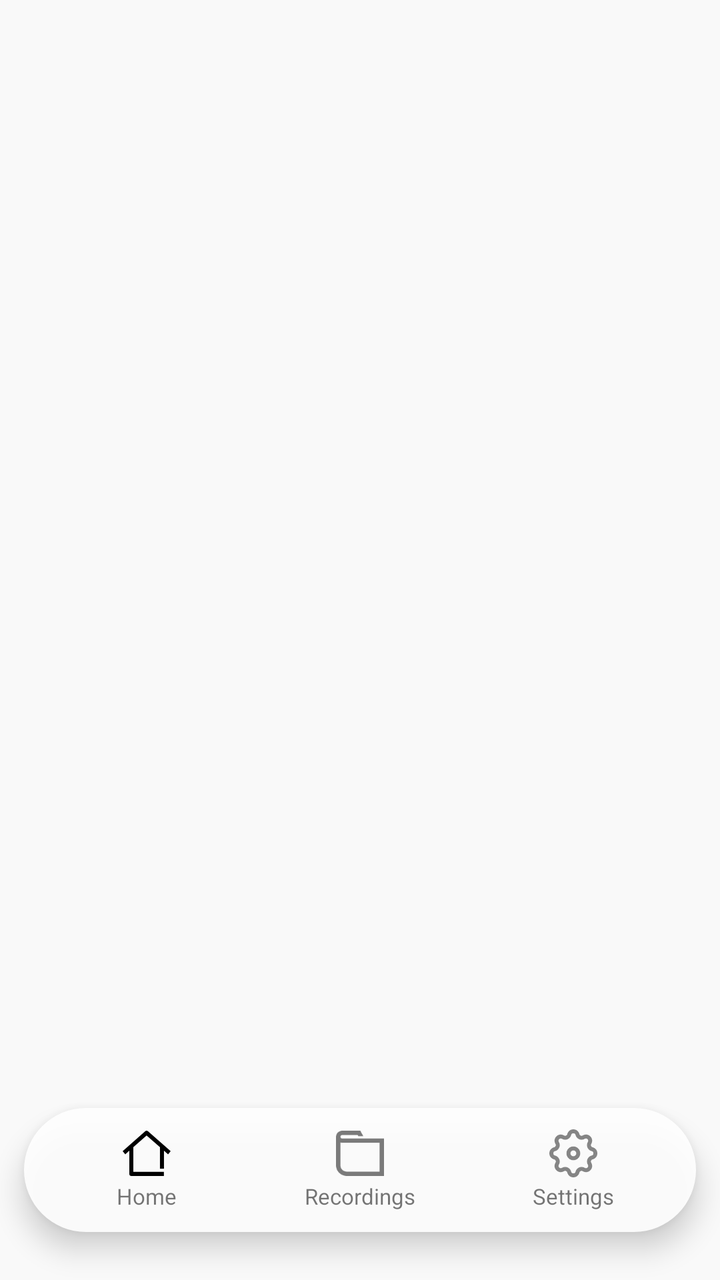
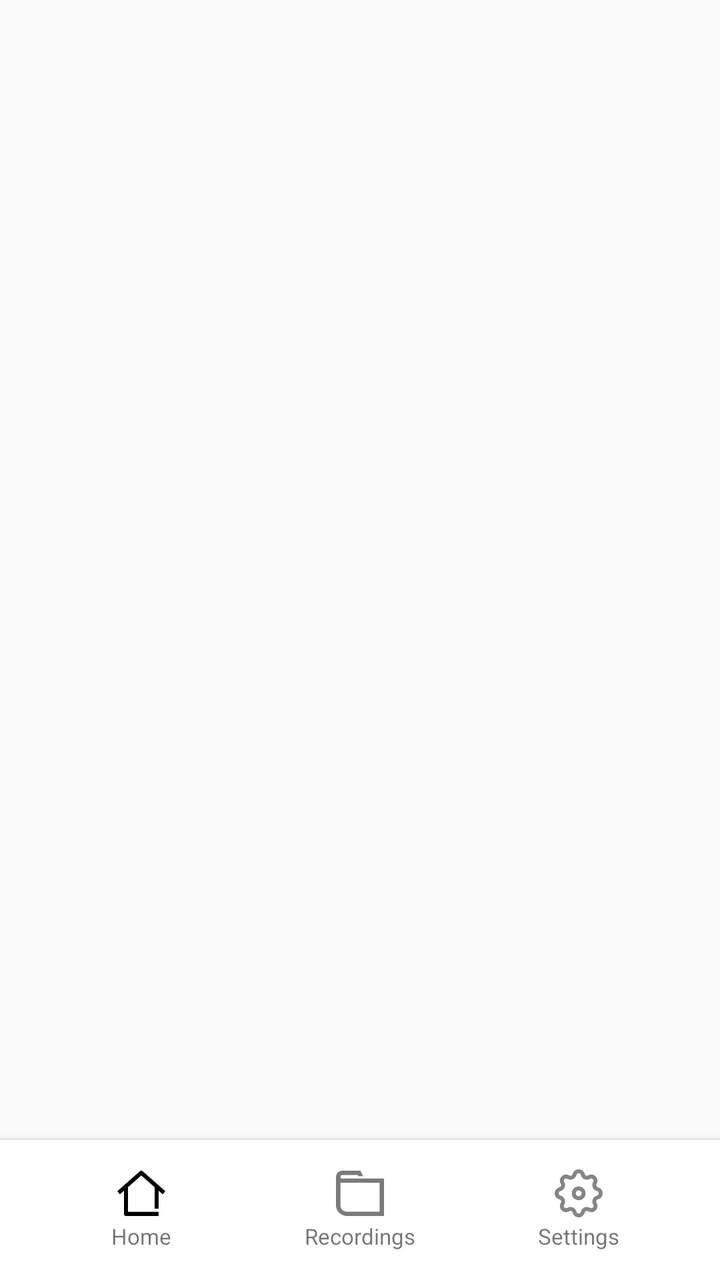

An Android layout rendered at two revisions. The XML below is the earlier revision; the diff shows what the commit changed to produce the second picture.
<!-- AndroidManifest.xml: application theme Theme.PlaudBridge -->
<!-- res/layout/activity_main.xml -->
<?xml version="1.0" encoding="utf-8"?>
<FrameLayout xmlns:android="http://schemas.android.com/apk/res/android"
    android:layout_width="match_parent"
    android:layout_height="match_parent"
    android:background="@color/bg_primary">

    
    <FrameLayout
        android:id="@+id/fragmentContainer"
        android:layout_width="match_parent"
        android:layout_height="match_parent" />

    
    <LinearLayout
        android:id="@+id/tabBar"
        android:layout_width="336dp"
        android:layout_height="62dp"
        android:layout_gravity="bottom|center_horizontal"
        android:layout_marginBottom="24dp"
        android:background="@drawable/bg_floating_tab"
        android:elevation="8dp"
        android:gravity="center"
        android:orientation="horizontal"
        android:paddingStart="8dp"
        android:paddingEnd="8dp">

        
        <LinearLayout
            android:id="@+id/tabHome"
            android:layout_width="0dp"
            android:layout_height="54dp"
            android:layout_weight="1"
            android:layout_margin="2dp"
            android:gravity="center"
            android:orientation="vertical">

            <ImageView
                android:id="@+id/tabHomeIcon"
                android:layout_width="24dp"
                android:layout_height="24dp"
                android:contentDescription="Home"
                android:src="@drawable/ic_home" />

            <TextView
                android:id="@+id/tabHomeLabel"
                android:layout_width="wrap_content"
                android:layout_height="wrap_content"
                android:layout_marginTop="2dp"
                android:fontFamily="sans-serif"
                android:text="Home"
                android:textSize="11sp" />
        </LinearLayout>

        
        <LinearLayout
            android:id="@+id/tabRecordings"
            android:layout_width="0dp"
            android:layout_height="54dp"
            android:layout_weight="1"
            android:layout_margin="2dp"
            android:gravity="center"
            android:orientation="vertical">

            <ImageView
                android:id="@+id/tabRecordingsIcon"
                android:layout_width="24dp"
                android:layout_height="24dp"
                android:contentDescription="Recordings"
                android:src="@drawable/ic_files" />

            <TextView
                android:id="@+id/tabRecordingsLabel"
                android:layout_width="wrap_content"
                android:layout_height="wrap_content"
                android:layout_marginTop="2dp"
                android:fontFamily="sans-serif"
                android:text="Recordings"
                android:textSize="11sp" />
        </LinearLayout>

        
        <LinearLayout
            android:id="@+id/tabSettings"
            android:layout_width="0dp"
            android:layout_height="54dp"
            android:layout_weight="1"
            android:layout_margin="2dp"
            android:gravity="center"
            android:orientation="vertical">

            <ImageView
                android:id="@+id/tabSettingsIcon"
                android:layout_width="24dp"
                android:layout_height="24dp"
                android:contentDescription="Settings"
                android:src="@drawable/ic_settings" />

            <TextView
                android:id="@+id/tabSettingsLabel"
                android:layout_width="wrap_content"
                android:layout_height="wrap_content"
                android:layout_marginTop="2dp"
                android:fontFamily="sans-serif"
                android:text="Settings"
                android:textSize="11sp" />
        </LinearLayout>
    </LinearLayout>

</FrameLayout>
<!-- resources referenced by this layout -->
<resources>
  <color name="bg_primary">#F9F9F9</color>
  <!-- drawable bg_floating_tab (drawable) -->
  <?xml version="1.0" encoding="utf-8"?>
  <shape xmlns:android="http://schemas.android.com/apk/res/android"
      android:shape="rectangle">
      <solid android:color="@color/tab_bar_white" />
      <corners android:radius="31dp" />
  </shape>
  <!-- drawable ic_files (drawable) -->
  <?xml version="1.0" encoding="utf-8"?>
  <vector xmlns:android="http://schemas.android.com/apk/res/android"
      android:width="17dp"
      android:height="16dp"
      android:viewportWidth="16.543"
      android:viewportHeight="15.8994">
      <path
          android:pathData="M8.59082,0.396484L9.39453,1.89648H7.69238L7.48047,1.5H2.11719C1.77645,1.50041 1.5,1.77733 1.5,2.11816C1.50031,2.45217 1.76617,2.72267 2.09766,2.7334H16.543V15.8994H3.75C1.67915,15.8992 9.34528e-05,14.2203 0,12.1494V2.15723H0.00195312C0.00171407,2.14422 3.57763e-06,2.13122 0,2.11816C0,0.948907 0.948026,0.000406682 2.11719,0H8.37891L8.59082,0.396484ZM1.5,12.1494C1.50009,13.3919 2.50758,14.3992 3.75,14.3994H15.043V4.2334H7.92969V4.23535H2.11719C2.10413,4.23535 2.09113,4.23364 2.07812,4.2334H2.07617C2.01791,4.23339 1.96033,4.22968 1.90332,4.22461C1.90071,4.22435 1.89812,4.22391 1.89551,4.22363C1.75967,4.21102 1.62715,4.18609 1.5,4.14941V12.1494Z"
          android:fillColor="#7A7A7A" />
  </vector>
  <!-- drawable ic_home (drawable) -->
  <?xml version="1.0" encoding="utf-8"?>
  <vector xmlns:android="http://schemas.android.com/apk/res/android"
      android:width="18dp"
      android:height="17dp"
      android:viewportWidth="17.9746"
      android:viewportHeight="16.5001">
      <path
          android:pathData="M8.47363,0.180716C8.75374,-0.0594824 9.16727,-0.0603397 9.44824,0.178763L17.9746,7.44536L17.002,8.58697L15.4658,7.2774V13.8399H13.9658V5.99908L8.96289,1.73638L3.99414,5.9981V15.0001H15.4375V16.5001H3.24414C2.82993,16.5001 2.49414,16.1643 2.49414,15.7501V7.28423L0.976562,8.58599L0,7.44732L8.47363,0.180716Z"
          android:fillColor="#000000" />
  </vector>
  <!-- drawable ic_settings: vector/xml drawable (drawable, 2565 chars, omitted) -->
  <style name="Theme.PlaudBridge" parent="Theme.MaterialComponents.Light.NoActionBar">
          <item name="colorPrimary">#1F1F1F</item>
          <item name="colorPrimaryVariant">#1F1F1F</item>
          <item name="colorOnPrimary">#FFFFFF</item>
          <item name="colorSecondary">#6CAE85</item>
          <item name="colorOnSecondary">#FFFFFF</item>
          <item name="android:windowBackground">@color/bg_primary</item>
          <item name="android:statusBarColor">@color/bg_primary</item>
          <item name="android:windowLightStatusBar">true</item>
          <item name="windowActionBar">false</item>
          <item name="windowNoTitle">true</item>
      </style>
  <color name="tab_bar_white">#E6FFFFFF</color>
</resources>

<!-- the commit's change to res/layout/activity_main.xml (unified diff, before → after) -->
@@ -1,109 +1,124 @@
 <?xml version="1.0" encoding="utf-8"?>
-<FrameLayout xmlns:android="http://schemas.android.com/apk/res/android"
+<androidx.coordinatorlayout.widget.CoordinatorLayout xmlns:android="http://schemas.android.com/apk/res/android"
+    xmlns:app="http://schemas.android.com/apk/res-auto"
+    android:id="@+id/mainRoot"
     android:layout_width="match_parent"
     android:layout_height="match_parent"
     android:background="@color/bg_primary">
 
-    
-    <FrameLayout
-        android:id="@+id/fragmentContainer"
+    <LinearLayout
         android:layout_width="match_parent"
-        android:layout_height="match_parent" />
+        android:layout_height="match_parent"
+        android:orientation="vertical">
 
-    
-    <LinearLayout
-        android:id="@+id/tabBar"
-        android:layout_width="336dp"
-        android:layout_height="62dp"
-        android:layout_gravity="bottom|center_horizontal"
-        android:layout_marginBottom="24dp"
-        android:background="@drawable/bg_floating_tab"
-        android:elevation="8dp"
-        android:gravity="center"
-        android:orientation="horizontal"
-        android:paddingStart="8dp"
-        android:paddingEnd="8dp">
+        
+        <FrameLayout
+            android:id="@+id/fragmentContainer"
+            android:layout_width="match_parent"
+            android:layout_height="0dp"
+            android:layout_weight="1" />
+
+        <View
+            android:layout_width="match_parent"
+            android:layout_height="1dp"
+            android:background="@color/separator" />
 
         
         <LinearLayout
-            android:id="@+id/tabHome"
-            android:layout_width="0dp"
-            android:layout_height="54dp"
-            android:layout_weight="1"
-            android:layout_margin="2dp"
+            android:id="@+id/tabBar"
+            android:layout_width="match_parent"
+            android:layout_height="wrap_content"
+            android:background="@color/white"
+            android:baselineAligned="false"
+            android:elevation="8dp"
             android:gravity="center"
-            android:orientation="vertical">
+            android:orientation="horizontal"
+            android:paddingStart="16dp"
+            android:paddingTop="6dp"
+            android:paddingEnd="16dp"
+            android:paddingBottom="6dp">
 
-            <ImageView
-                android:id="@+id/tabHomeIcon"
-                android:layout_width="24dp"
-                android:layout_height="24dp"
-                android:contentDescription="Home"
-                android:src="@drawable/ic_home" />
+            
+            <LinearLayout
+                android:id="@+id/tabHome"
+                android:layout_width="0dp"
+                android:layout_height="54dp"
+                android:layout_margin="2dp"
+                android:layout_weight="1"
+                android:gravity="center"
+                android:orientation="vertical">
 
-            <TextView
-                android:id="@+id/tabHomeLabel"
-                android:layout_width="wrap_content"
-                android:layout_height="wrap_content"
-                android:layout_marginTop="2dp"
-                android:fontFamily="sans-serif"
-                android:text="Home"
-                android:textSize="11sp" />
-        </LinearLayout>
+                <ImageView
+                    android:id="@+id/tabHomeIcon"
+                    android:layout_width="24dp"
+                    android:layout_height="24dp"
+                    android:contentDescription="@null"
+                    android:src="@drawable/ic_home" />
 
-        
-        <LinearLayout
-            android:id="@+id/tabRecordings"
-            android:layout_width="0dp"
-            android:layout_height="54dp"
-            android:layout_weight="1"
-            android:layout_margin="2dp"
-            android:gravity="center"
-            android:orientation="vertical">
+                <TextView
+                    android:id="@+id/tabHomeLabel"
+                    android:layout_width="wrap_content"
+                    android:layout_height="wrap_content"
+                    android:layout_marginTop="2dp"
+                    android:fontFamily="sans-serif"
+                    android:text="@string/home"
+                    android:textSize="11sp" />
+            </LinearLayout>
 
-            <ImageView
-                android:id="@+id/tabRecordingsIcon"
-                android:layout_width="24dp"
-                android:layout_height="24dp"
-                android:contentDescription="Recordings"
-                android:src="@drawable/ic_files" />
+            
+            <LinearLayout
+                android:id="@+id/tabRecordings"
+                android:layout_width="0dp"
+                android:layout_height="54dp"
+                android:layout_margin="2dp"
+                android:layout_weight="1"
+                android:gravity="center"
+                android:orientation="vertical">
 
-            <TextView
-                android:id="@+id/tabRecordingsLabel"
-                android:layout_width="wrap_content"
-                android:layout_height="wrap_content"
-                android:layout_marginTop="2dp"
-                android:fontFamily="sans-serif"
-                android:text="Recordings"
-                android:textSize="11sp" />
-        </LinearLayout>
+                <ImageView
+                    android:id="@+id/tabRecordingsIcon"
+                    android:layout_width="24dp"
+                    android:layout_height="24dp"
+                    android:contentDescription="@null"
+                    android:src="@drawable/ic_files" />
 
-        
-        <LinearLayout
-            android:id="@+id/tabSettings"
-            android:layout_width="0dp"
-            android:layout_height="54dp"
-            android:layout_weight="1"
-            android:layout_margin="2dp"
-            android:gravity="center"
-            android:orientation="vertical">
+                <TextView
+                    android:id="@+id/tabRecordingsLabel"
+                    android:layout_width="wrap_content"
+                    android:layout_height="wrap_content"
+                    android:layout_marginTop="2dp"
+                    android:fontFamily="sans-serif"
+                    android:text="@string/recordings"
+                    android:textSize="11sp" />
+            </LinearLayout>
 
-            <ImageView
-                android:id="@+id/tabSettingsIcon"
-                android:layout_width="24dp"
-                android:layout_height="24dp"
-                android:contentDescription="Settings"
-                android:src="@drawable/ic_settings" />
+            
+            <LinearLayout
+                android:id="@+id/tabSettings"
+                android:layout_width="0dp"
+                android:layout_height="54dp"
+                android:layout_margin="2dp"
+                android:layout_weight="1"
+                android:gravity="center"
+                android:orientation="vertical">
 
-            <TextView
-                android:id="@+id/tabSettingsLabel"
-                android:layout_width="wrap_content"
-                android:layout_height="wrap_content"
-                android:layout_marginTop="2dp"
-                android:fontFamily="sans-serif"
-                android:text="Settings"
-                android:textSize="11sp" />
+                <ImageView
+                    android:id="@+id/tabSettingsIcon"
+                    android:layout_width="24dp"
+                    android:layout_height="24dp"
+                    android:contentDescription="@null"
+                    android:src="@drawable/ic_settings" />
+
+                <TextView
+                    android:id="@+id/tabSettingsLabel"
+                    android:layout_width="wrap_content"
+                    android:layout_height="wrap_content"
+                    android:layout_marginTop="2dp"
+                    android:fontFamily="sans-serif"
+                    android:text="@string/settings"
+                    android:textSize="11sp" />
+            </LinearLayout>
         </LinearLayout>
     </LinearLayout>
 
-</FrameLayout>
+</androidx.coordinatorlayout.widget.CoordinatorLayout>
<!-- resource entries referenced after the edit -->
@@ -1,13 +1,8 @@
 <!-- resources referenced by this layout -->
 <resources>
   <color name="bg_primary">#F9F9F9</color>
-  <!-- drawable bg_floating_tab (drawable) -->
-  <?xml version="1.0" encoding="utf-8"?>
-  <shape xmlns:android="http://schemas.android.com/apk/res/android"
-      android:shape="rectangle">
-      <solid android:color="@color/tab_bar_white" />
-      <corners android:radius="31dp" />
-  </shape>
+  <color name="separator">#EBEBEB</color>
+  <color name="white">#FFFFFF</color>
   <!-- drawable ic_files (drawable) -->
   <?xml version="1.0" encoding="utf-8"?>
   <vector xmlns:android="http://schemas.android.com/apk/res/android"
@@ -31,6 +26,9 @@
           android:fillColor="#000000" />
   </vector>
   <!-- drawable ic_settings: vector/xml drawable (drawable, 2565 chars, omitted) -->
+  <string name="home">Home</string>
+  <string name="recordings">Recordings</string>
+  <string name="settings">Settings</string>
   <style name="Theme.PlaudBridge" parent="Theme.MaterialComponents.Light.NoActionBar">
           <item name="colorPrimary">#1F1F1F</item>
           <item name="colorPrimaryVariant">#1F1F1F</item>
@@ -43,6 +41,5 @@
           <item name="windowActionBar">false</item>
           <item name="windowNoTitle">true</item>
       </style>
-  <color name="tab_bar_white">#E6FFFFFF</color>
 </resources>
 
